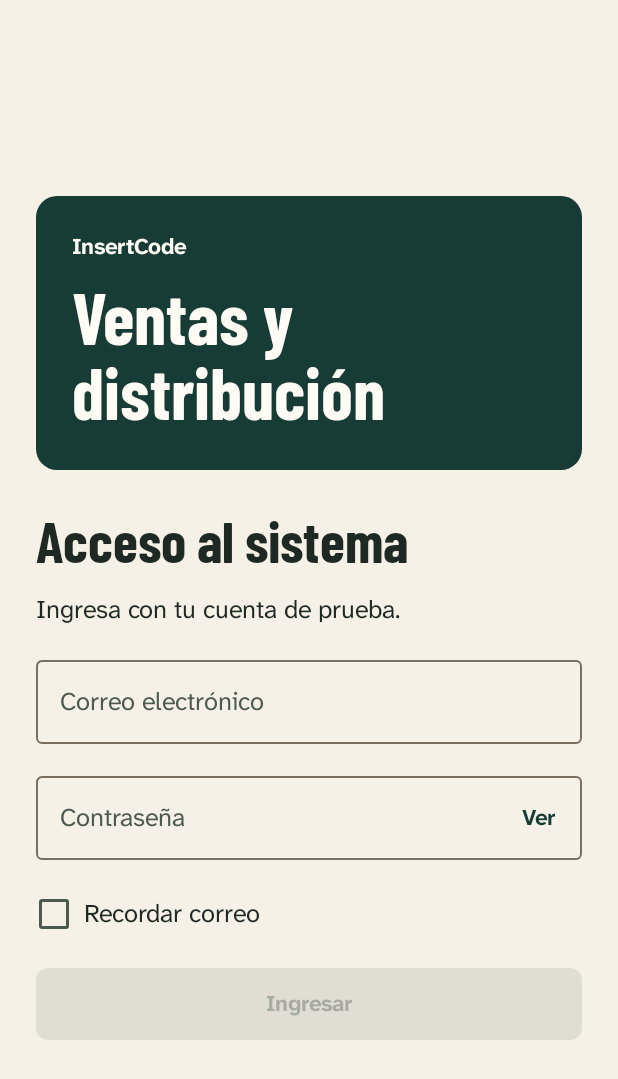
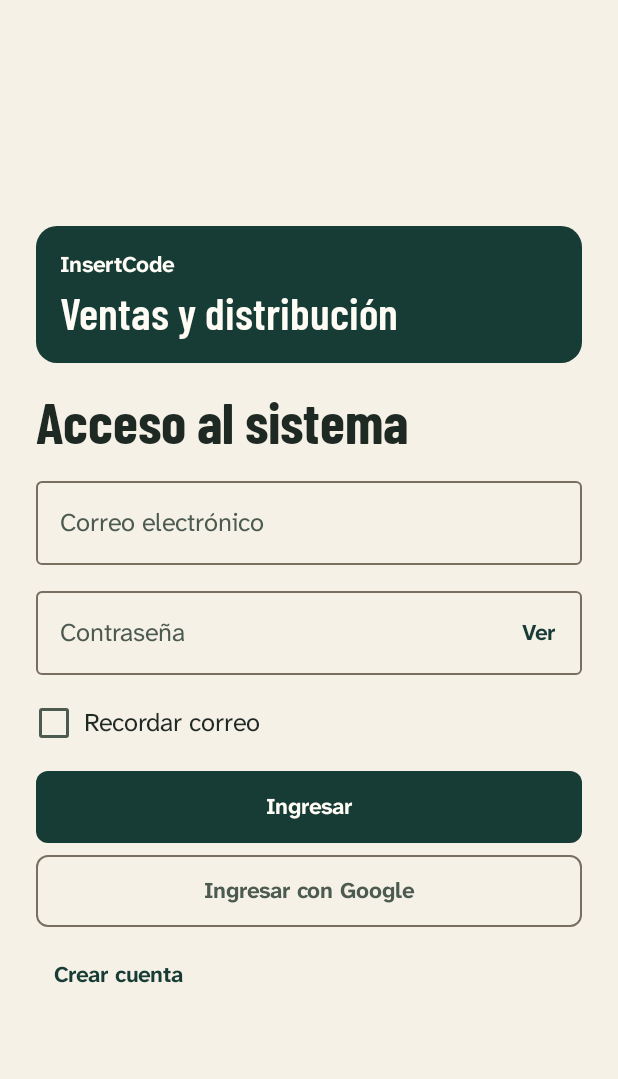
Before and after one commit to Jp-1607/EV2_ModoGuardian_Login, an Android app built with Jetpack Compose: the screen it shows after launch (MainActivity), on a phone screen of 412 x 824 dp. Shown: the top 1079 px of the screen. Run offline under Robolectric (Android 15) with nearby library versions, the phone set to English and light mode, and no system bars; our stand-ins replace Room's generated code.

Commit message:
Mantiene activo el ingreso y agrega el registro en Android

```diff
--- a/app/src/main/java/com/example/vicente_parrra/model/LoginErrores.kt
+++ b/app/src/main/java/com/example/vicente_parrra/model/LoginErrores.kt
@@ -1,6 +1,7 @@
 package com.example.vicente_parrra.model
 
 data class LoginErrores(
+    val nombre: String? = null,
     val email: String? = null,
     val password: String? = null,
     val general: String? = null
--- a/app/src/main/java/com/example/vicente_parrra/model/LoginUiState.kt
+++ b/app/src/main/java/com/example/vicente_parrra/model/LoginUiState.kt
@@ -1,13 +1,16 @@
 package com.example.vicente_parrra.model
 
 data class LoginUiState(
+    val registrando: Boolean = false,
+    val nombre: String = "",
     val email: String = "",
     val password: String = "",
     val isLoading: Boolean = false,
     val recordarCorreo: Boolean = false,
     val sesion: Sesion? = null,
     val errores: LoginErrores = LoginErrores()
-) {
-    val isLoginEnabled: Boolean
-        get() = email.isNotBlank() && password.isNotBlank() && !isLoading
-}
+)
+
+data class RegistroCuenta(val nombre: String, val correo: String, val clave: String)
+data class DesafioGoogle(val modo: String, val nonce: String, val clienteId: String?)
+data class CredencialGoogle(val nonce: String, val token: String? = null, val cuentaDemo: String? = null)
--- a/app/src/main/java/com/example/vicente_parrra/remote/ApiService.kt
+++ b/app/src/main/java/com/example/vicente_parrra/remote/ApiService.kt
@@ -3,7 +3,10 @@ package com.example.vicente_parrra.remote
 import com.example.vicente_parrra.model.Administracion
 import com.example.vicente_parrra.model.CambioEntrega
 import com.example.vicente_parrra.model.CambiosUsuario
+import com.example.vicente_parrra.model.CredencialGoogle
 import com.example.vicente_parrra.model.Credenciales
+import com.example.vicente_parrra.model.DesafioGoogle
+import com.example.vicente_parrra.model.RegistroCuenta
 import com.example.vicente_parrra.model.Entrega
 import com.example.vicente_parrra.model.NuevoPedido
 import com.example.vicente_parrra.model.Operacion
@@ -24,6 +27,18 @@ import retrofit2.http.Path
 interface ApiService {
     @POST("sesiones")
     suspend fun autenticar(@Body datos: Credenciales): Sesion
+
+    @POST("registro")
+    suspend fun registrar(@Body datos: RegistroCuenta): Sesion
+
+    @GET("google/desafio")
+    suspend fun desafioGoogle(): DesafioGoogle
+
+    @POST("sesiones/google")
+    suspend fun ingresarGoogle(@Body datos: CredencialGoogle): Sesion
+
+    @POST("registro/google")
+    suspend fun registrarGoogle(@Body datos: CredencialGoogle): Sesion
 
     @DELETE("sesiones/actual")
     suspend fun cerrar(@Header("Authorization") sesion: String): Response<Unit>
--- a/app/src/main/java/com/example/vicente_parrra/ui/screen/LoginScreen.kt
+++ b/app/src/main/java/com/example/vicente_parrra/ui/screen/LoginScreen.kt
@@ -1,5 +1,10 @@
 package com.example.vicente_parrra.ui.screen
 
+import android.accounts.AccountManager
+import android.app.Activity
+import android.content.ActivityNotFoundException
+import androidx.activity.compose.rememberLauncherForActivityResult
+import androidx.activity.result.contract.ActivityResultContracts
 import androidx.compose.foundation.background
 import androidx.compose.foundation.layout.Arrangement
 import androidx.compose.foundation.layout.Box
@@ -13,6 +18,7 @@ import androidx.compose.foundation.layout.widthIn
 import androidx.compose.foundation.rememberScrollState
 import androidx.compose.foundation.text.KeyboardOptions
 import androidx.compose.foundation.verticalScroll
+import androidx.compose.material3.AlertDialog
 import androidx.compose.material3.LinearProgressIndicator
 import androidx.compose.material3.MaterialTheme
 import androidx.compose.material3.OutlinedTextField
@@ -21,10 +27,13 @@ import androidx.compose.material3.TextButton
 import androidx.compose.runtime.Composable
 import androidx.compose.runtime.getValue
 import androidx.compose.runtime.mutableStateOf
+import androidx.compose.runtime.remember
+import androidx.compose.runtime.rememberCoroutineScope
 import androidx.compose.runtime.saveable.rememberSaveable
 import androidx.compose.runtime.setValue
 import androidx.compose.ui.Alignment
 import androidx.compose.ui.Modifier
+import androidx.compose.ui.platform.LocalContext
 import androidx.compose.ui.semantics.LiveRegionMode
 import androidx.compose.ui.semantics.heading
 import androidx.compose.ui.semantics.liveRegion
@@ -35,6 +44,7 @@ import androidx.compose.ui.text.input.VisualTransformation
 import androidx.compose.ui.tooling.preview.Preview
 import androidx.compose.ui.unit.dp
 import androidx.lifecycle.compose.collectAsStateWithLifecycle
+import com.example.vicente_parrra.model.DesafioGoogle
 import com.example.vicente_parrra.model.LoginUiState
 import com.example.vicente_parrra.ui.components.Accion
 import com.example.vicente_parrra.ui.components.Opcion
@@ -43,36 +53,99 @@ import com.example.vicente_parrra.ui.theme.Marfil
 import com.example.vicente_parrra.ui.theme.Papel
 import com.example.vicente_parrra.ui.theme.Pino
 import com.example.vicente_parrra.ui.theme.Vicente_parrraTheme
+import com.example.vicente_parrra.ui.utils.GoogleCuentaAndroid
 import com.example.vicente_parrra.ui.utils.WindowSizeClass
 import com.example.vicente_parrra.ui.utils.rememberWindowSizeClass
 import com.example.vicente_parrra.viewmodel.LoginViewModel
+import kotlinx.coroutines.launch
 
 @Composable
 fun LoginScreen(modelo: LoginViewModel) {
     val estado by modelo.estado.collectAsStateWithLifecycle()
-    Acceso(estado, modelo::onEmailChange, modelo::onPasswordChange, modelo::recordarCorreo, modelo::iniciarSesion)
+    val contexto = LocalContext.current
+    val alcance = rememberCoroutineScope()
+    var desafioDemo by remember { mutableStateOf<DesafioGoogle?>(null) }
+    val elegirCuenta = rememberLauncherForActivityResult(ActivityResultContracts.StartActivityForResult()) { resultado ->
+        val desafio = desafioDemo
+        val nombre = resultado.data?.getStringExtra(AccountManager.KEY_ACCOUNT_NAME)
+        val tipo = resultado.data?.getStringExtra(AccountManager.KEY_ACCOUNT_TYPE)
+        if (resultado.resultCode == Activity.RESULT_OK && desafio != null && !nombre.isNullOrBlank() && tipo == "com.google") {
+            desafioDemo = null
+            modelo.ingresarGoogleDemo(desafio, GoogleCuentaAndroid.seudonimoDemo(contexto, nombre))
+        }
+    }
+    Acceso(
+        estado, modelo::onNombreChange, modelo::onEmailChange, modelo::onPasswordChange, modelo::recordarCorreo,
+        modelo::iniciarSesion, modelo::cambiarModo, google = {
+            alcance.launch {
+                modelo.iniciarGoogle({ desafioDemo = it }) { cliente, nonce ->
+                    GoogleCuentaAndroid.token(contexto, cliente, nonce)
+                }
+            }
+        }
+    )
+    desafioDemo?.let { desafio ->
+        SelectorGoogleDemo(
+            elegirFicticia = {
+                desafioDemo = null
+                modelo.ingresarGoogleDemo(desafio, "ejemplo")
+            },
+            elegirDispositivo = {
+                try {
+                    elegirCuenta.launch(GoogleCuentaAndroid.selectorDemo())
+                } catch (_: ActivityNotFoundException) {
+                    desafioDemo = null
+                    modelo.avisar("Android no tiene un selector disponible. Vuelve a Google y usa la cuenta ficticia.")
+                }
+            },
+            cerrar = { desafioDemo = null }
+        )
+    }
+}
+
+@Composable
+private fun SelectorGoogleDemo(elegirFicticia: () -> Unit, elegirDispositivo: () -> Unit, cerrar: () -> Unit) {
+    AlertDialog(
+        onDismissRequest = cerrar,
+        title = { Text("Google · modo demostración") },
+        text = {
+            Column(verticalArrangement = Arrangement.spacedBy(Espacio.s)) {
+                Text("Prueba el registro o el acceso con una cuenta ficticia o selecciona una cuenta guardada en Android.")
+                Text("La demostración no autentica con Google ni guarda tu correo personal.", style = MaterialTheme.typography.bodySmall)
+                Accion("Usar cuenta ficticia", elegirFicticia, Modifier.fillMaxWidth())
+                Accion("Elegir cuenta del dispositivo", elegirDispositivo, Modifier.fillMaxWidth(), secundaria = true)
+            }
+        },
+        confirmButton = { TextButton(onClick = cerrar) { Text("Cancelar") } }
+    )
 }
 
 @Composable
 private fun Acceso(
     estado: LoginUiState,
+    nombre: (String) -> Unit,
     correo: (String) -> Unit,
     clave: (String) -> Unit,
     recordar: (Boolean) -> Unit,
-    entrar: () -> Unit
+    entrar: () -> Unit,
+    cambiarModo: () -> Unit,
+    google: () -> Unit
 ) {
     val compacto = rememberWindowSizeClass() == WindowSizeClass.COMPACT
+    val formulario: @Composable (Modifier) -> Unit = { modifier ->
+        FormularioLogin(estado, nombre, correo, clave, recordar, entrar, cambiarModo, google, modifier)
+    }
     Box(Modifier.fillMaxSize().imePadding().background(Marfil), contentAlignment = Alignment.Center) {
         Column(Modifier.widthIn(max = 1000.dp).verticalScroll(rememberScrollState()).padding(Espacio.xl)) {
             if (compacto) {
-                Column(verticalArrangement = Arrangement.spacedBy(Espacio.xl)) {
-                    Marca(Modifier.fillMaxWidth())
-                    FormularioLogin(estado, correo, clave, recordar, entrar, Modifier.fillMaxWidth())
+                Column(verticalArrangement = Arrangement.spacedBy(Espacio.l)) {
+                    Marca(Modifier.fillMaxWidth(), compacto = true)
+                    formulario(Modifier.fillMaxWidth())
                 }
             } else {
                 Row(horizontalArrangement = Arrangement.spacedBy(Espacio.xxl), verticalAlignment = Alignment.CenterVertically) {
-                    Marca(Modifier.weight(1f))
-                    FormularioLogin(estado, correo, clave, recordar, entrar, Modifier.weight(1f))
+                    Marca(Modifier.weight(1f), compacto = false)
+                    formulario(Modifier.weight(1f))
                 }
             }
         }
@@ -80,32 +153,49 @@ private fun Acceso(
 }
 
 @Composable
-private fun Marca(modifier: Modifier) {
+private fun Marca(modifier: Modifier, compacto: Boolean) {
     Column(
-        modifier.background(Pino, MaterialTheme.shapes.medium).padding(Espacio.xl),
-        verticalArrangement = Arrangement.spacedBy(Espacio.s)
+        modifier.background(Pino, MaterialTheme.shapes.medium).padding(if (compacto) Espacio.l else Espacio.xl),
+        verticalArrangement = Arrangement.spacedBy(Espacio.xs)
     ) {
         Text("InsertCode", color = Papel, style = MaterialTheme.typography.labelLarge)
-        Text("Ventas y\ndistribución", color = Papel, style = MaterialTheme.typography.displaySmall)
+        Text(
+            "Ventas y distribución", color = Papel,
+            style = if (compacto) MaterialTheme.typography.headlineMedium else MaterialTheme.typography.displaySmall
+        )
     }
 }
 
 @Composable
 private fun FormularioLogin(
     estado: LoginUiState,
+    nombre: (String) -> Unit,
     correo: (String) -> Unit,
     clave: (String) -> Unit,
     recordar: (Boolean) -> Unit,
     entrar: () -> Unit,
+    cambiarModo: () -> Unit,
+    google: () -> Unit,
     modifier: Modifier
 ) {
-    var visible by rememberSaveable { mutableStateOf(false) }
-    Column(modifier, verticalArrangement = Arrangement.spacedBy(Espacio.m)) {
-        Text("Acceso al sistema", Modifier.semantics { heading() }, style = MaterialTheme.typography.headlineLarge)
-        Text("Ingresa con tu cuenta de prueba.")
+    var visible by rememberSaveable(estado.registrando) { mutableStateOf(false) }
+    val registro = estado.registrando
+    Column(modifier, verticalArrangement = Arrangement.spacedBy(Espacio.s)) {
+        Text(
+            if (registro) "Crea una cuenta de prueba" else "Acceso al sistema",
+            Modifier.semantics { heading() }, style = MaterialTheme.typography.headlineLarge
+        )
+        if (registro) {
+            OutlinedTextField(
+                estado.nombre, nombre, Modifier.fillMaxWidth(), enabled = !estado.isLoading,
+                label = { Text("Nombre ficticio") }, singleLine = true,
+                isError = estado.errores.nombre != null,
+                supportingText = estado.errores.nombre?.let { error -> { Text(error) } }
+            )
+        }
         OutlinedTextField(
             estado.email, correo, Modifier.fillMaxWidth(), enabled = !estado.isLoading,
-            label = { Text("Correo electrónico") }, singleLine = true,
+            label = { Text(if (registro) "Correo @insertcode.test" else "Correo electrónico") }, singleLine = true,
             keyboardOptions = KeyboardOptions(keyboardType = KeyboardType.Email),
             isError = estado.errores.email != null,
             supportingText = estado.errores.email?.let { error -> { Text(error) } }
@@ -119,11 +209,18 @@ private fun FormularioLogin(
             supportingText = estado.errores.password?.let { error -> { Text(error) } },
             trailingIcon = { TextButton(onClick = { visible = !visible }) { Text(if (visible) "Ocultar" else "Ver") } }
         )
-        Opcion("Recordar correo", estado.recordarCorreo, !estado.isLoading, recordar)
+        if (!registro) Opcion("Recordar correo", estado.recordarCorreo, !estado.isLoading, recordar)
         estado.errores.general?.let {
             Text(it, Modifier.semantics { liveRegion = LiveRegionMode.Polite }, color = MaterialTheme.colorScheme.error)
         }
-        Accion("Ingresar", entrar, Modifier.fillMaxWidth(), habilitada = estado.isLoginEnabled)
+        Accion(if (registro) "Registrar cuenta" else "Ingresar", entrar, Modifier.fillMaxWidth())
+        Accion(
+            if (registro) "Registrarse con Google" else "Ingresar con Google",
+            google, Modifier.fillMaxWidth(), habilitada = !estado.isLoading, secundaria = true
+        )
+        TextButton(onClick = cambiarModo, enabled = !estado.isLoading) {
+            Text(if (registro) "Volver al ingreso" else "Crear cuenta")
+        }
         if (estado.isLoading) LinearProgressIndicator(Modifier.fillMaxWidth())
     }
 }
@@ -132,5 +229,5 @@ private fun FormularioLogin(
 @Preview(widthDp = 900, heightDp = 580)
 @Composable
 private fun VistaAcceso() {
-    Vicente_parrraTheme { Acceso(LoginUiState(), {}, {}, {}, {}) }
+    Vicente_parrraTheme { Acceso(LoginUiState(), {}, {}, {}, {}, {}, {}, {}) }
 }
```
Also changed, not shown: app/build.gradle.kts (+5 -2 lines), app/src/main/java/com/example/vicente_parrra/repository/AuthRepository.kt (+10 -0 lines), app/src/main/java/com/example/vicente_parrra/ui/utils/GoogleCuentaAndroid.kt (added, +61 -0 lines), app/src/main/java/com/example/vicente_parrra/viewmodel/LoginViewModel.kt (+83 -10 lines), 1 other file.
